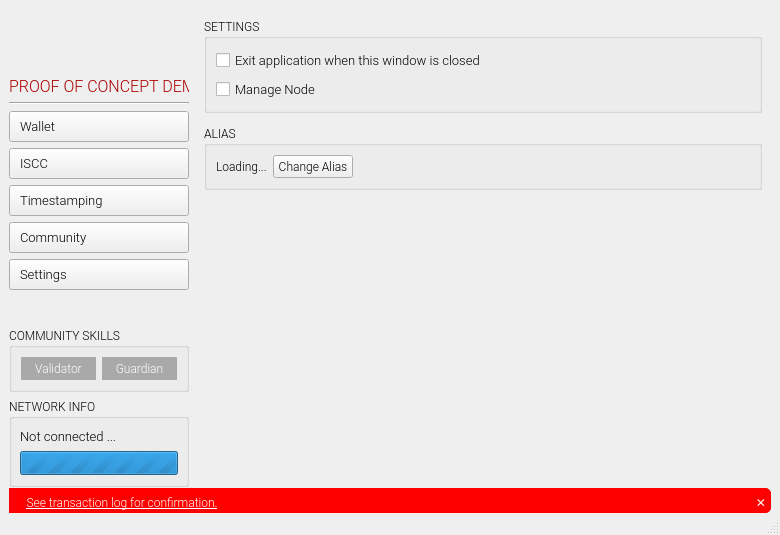
Qt form app/ui/proto.ui (coblo/gui-demo) before a commit.
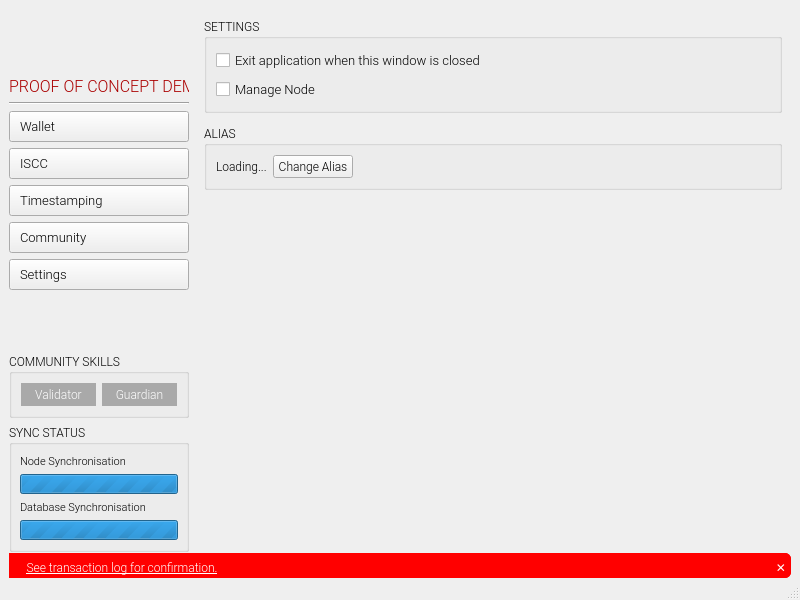
The same form after that commit. Icons and pictures are not drawn. Custom widgets are drawn as their Qt base class.

Commit message:
Add second progress bar for database synchronisation.
Network info is now sync status.

Diff of the .ui file:
```diff
--- a/app/ui/proto.ui
+++ b/app/ui/proto.ui
@@ -9,8 +9,8 @@
    <rect>
     <x>0</x>
     <y>0</y>
-    <width>780</width>
-    <height>535</height>
+    <width>800</width>
+    <height>600</height>
    </rect>
   </property>
   <property name="minimumSize">
@@ -455,9 +455,12 @@
           <string notr="true"/>
          </property>
          <property name="title">
-          <string>NETWORK INFO</string>
+             <string>SYNC STATUS</string>
          </property>
          <layout class="QVBoxLayout" name="verticalLayout_6">
+             <property name="spacing">
+              <number>6</number>
+             </property>
           <property name="leftMargin">
            <number>8</number>
           </property>
@@ -469,11 +472,11 @@
             <property name="font">
              <font>
               <family>Roboto Light</family>
-              <pointsize>10</pointsize>
+                 <pointsize>8</pointsize>
              </font>
             </property>
             <property name="text">
-             <string>Not connected ...</string>
+                <string>Node Synchronisation</string>
             </property>
            </widget>
           </item>
@@ -482,13 +485,13 @@
             <property name="minimumSize">
              <size>
               <width>0</width>
-              <height>24</height>
+                 <height>20</height>
              </size>
             </property>
             <property name="maximumSize">
              <size>
               <width>16777215</width>
-              <height>24</height>
+                 <height>20</height>
              </size>
             </property>
             <property name="font">
@@ -498,6 +501,9 @@
               <stylestrategy>PreferAntialias</stylestrategy>
              </font>
             </property>
+               <property name="styleSheet">
+                <string notr="true"/>
+               </property>
             <property name="maximum">
              <number>0</number>
             </property>
@@ -515,6 +521,50 @@
             </property>
            </widget>
           </item>
+             <item>
+              <widget class="QLabel" name="label_database_info">
+               <property name="font">
+                <font>
+                 <family>Roboto Light</family>
+                 <pointsize>8</pointsize>
+                </font>
+               </property>
+               <property name="text">
+                <string>Database Synchronisation</string>
+               </property>
+              </widget>
+             </item>
+             <item>
+              <widget class="QProgressBar" name="progress_bar_database_info">
+               <property name="minimumSize">
+                <size>
+                 <width>0</width>
+                 <height>20</height>
+                </size>
+               </property>
+               <property name="maximumSize">
+                <size>
+                 <width>16777215</width>
+                 <height>20</height>
+                </size>
+               </property>
+               <property name="font">
+                <font>
+                 <family>Roboto Light</family>
+                 <pointsize>8</pointsize>
+                </font>
+               </property>
+               <property name="maximum">
+                <number>0</number>
+               </property>
+               <property name="value">
+                <number>0</number>
+               </property>
+               <property name="format">
+                <string>%v/%m blocks (%p%)</string>
+               </property>
+              </widget>
+             </item>
          </layout>
         </widget>
        </item>
```
Left out of the diff: 2 changed lines with no effect on the pictures. Lines whose indentation alone changed are shown as unchanged. The commit also changes 3 other files.
